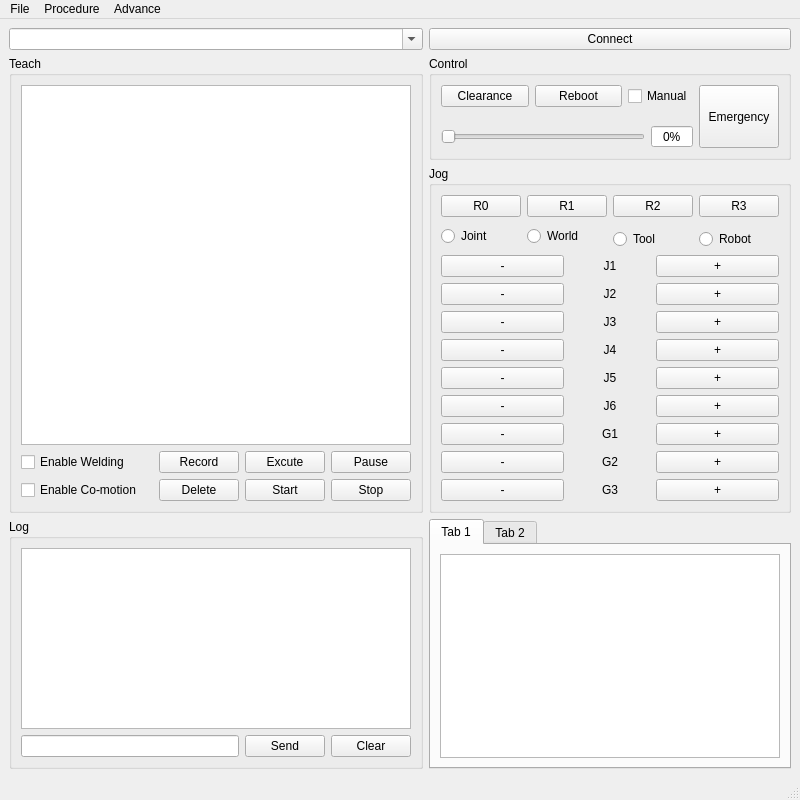
Old version of the form src/ui/forms/mainWindow.ui in the repository lazyshawn/NeoRobotController.
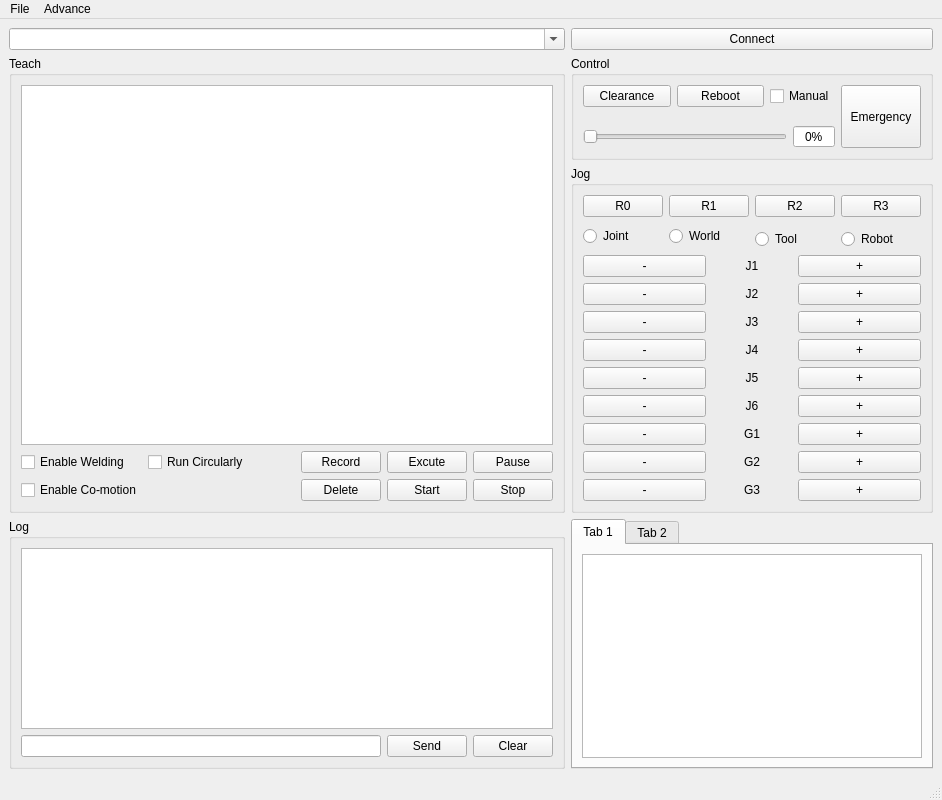
New version of the form.

Patch:
```diff
--- a/src/ui/forms/mainWindow.ui
+++ b/src/ui/forms/mainWindow.ui
@@ -863,24 +863,43 @@
     </item>
     <item row="1" column="0" rowspan="2">
      <widget class="QGroupBox" name="groupBox">
+      <property name="sizePolicy">
+       <sizepolicy hsizetype="Minimum" vsizetype="Preferred">
+        <horstretch>0</horstretch>
+        <verstretch>0</verstretch>
+       </sizepolicy>
+      </property>
       <property name="title">
        <string>Teach</string>
       </property>
       <layout class="QGridLayout" name="gridLayout">
-       <item row="2" column="3">
-        <widget class="QPushButton" name="pushButton_7">
+       <item row="2" column="2">
+        <spacer name="horizontalSpacer">
+         <property name="orientation">
+          <enum>Qt::Horizontal</enum>
+         </property>
+         <property name="sizeHint" stdset="0">
+          <size>
+           <width>40</width>
+           <height>20</height>
+          </size>
+         </property>
+        </spacer>
+       </item>
+       <item row="3" column="5">
+        <widget class="QPushButton" name="pushButton_6">
          <property name="sizePolicy">
-          <sizepolicy hsizetype="Maximum" vsizetype="Fixed">
+          <sizepolicy hsizetype="Minimum" vsizetype="Minimum">
            <horstretch>0</horstretch>
            <verstretch>0</verstretch>
           </sizepolicy>
          </property>
          <property name="text">
-          <string>Excute</string>
+          <string>Stop</string>
          </property>
         </widget>
        </item>
-       <item row="0" column="0" colspan="5">
+       <item row="0" column="0" colspan="6">
         <widget class="QTableWidget" name="tableWidget">
          <property name="verticalScrollMode">
           <enum>QAbstractItemView::ScrollPerPixel</enum>
@@ -890,34 +909,7 @@
          </property>
         </widget>
        </item>
-       <item row="3" column="0">
-        <widget class="QCheckBox" name="checkBox_19">
-         <property name="text">
-          <string>Enable Co-motion</string>
-         </property>
-        </widget>
-       </item>
-       <item row="2" column="4">
-        <widget class="QPushButton" name="pushButton_5">
-         <property name="sizePolicy">
-          <sizepolicy hsizetype="Maximum" vsizetype="Fixed">
-           <horstretch>0</horstretch>
-           <verstretch>0</verstretch>
-          </sizepolicy>
-         </property>
-         <property name="text">
-          <string>Pause</string>
-         </property>
-        </widget>
-       </item>
-       <item row="3" column="3">
-        <widget class="QPushButton" name="pushButton_4">
-         <property name="text">
-          <string>Start</string>
-         </property>
-        </widget>
-       </item>
-       <item row="2" column="2">
+       <item row="2" column="3">
         <widget class="QPushButton" name="pushButton_2">
          <property name="sizePolicy">
           <sizepolicy hsizetype="Maximum" vsizetype="Fixed">
@@ -930,13 +922,6 @@
          </property>
         </widget>
        </item>
-       <item row="3" column="2">
-        <widget class="QPushButton" name="pushButton_3">
-         <property name="text">
-          <string>Delete</string>
-         </property>
-        </widget>
-       </item>
        <item row="2" column="0">
         <widget class="QCheckBox" name="checkBox">
          <property name="sizePolicy">
@@ -950,31 +935,59 @@
          </property>
         </widget>
        </item>
+       <item row="3" column="3">
+        <widget class="QPushButton" name="pushButton_3">
+         <property name="text">
+          <string>Delete</string>
+         </property>
+        </widget>
+       </item>
+       <item row="2" column="5">
+        <widget class="QPushButton" name="pushButton_5">
+         <property name="sizePolicy">
+          <sizepolicy hsizetype="Maximum" vsizetype="Fixed">
+           <horstretch>0</horstretch>
+           <verstretch>0</verstretch>
+          </sizepolicy>
+         </property>
+         <property name="text">
+          <string>Pause</string>
+         </property>
+        </widget>
+       </item>
        <item row="3" column="4">
-        <widget class="QPushButton" name="pushButton_6">
+        <widget class="QPushButton" name="pushButton_4">
+         <property name="text">
+          <string>Start</string>
+         </property>
+        </widget>
+       </item>
+       <item row="2" column="4">
+        <widget class="QPushButton" name="pushButton_7">
          <property name="sizePolicy">
-          <sizepolicy hsizetype="Minimum" vsizetype="Minimum">
+          <sizepolicy hsizetype="Maximum" vsizetype="Fixed">
            <horstretch>0</horstretch>
            <verstretch>0</verstretch>
           </sizepolicy>
          </property>
          <property name="text">
-          <string>Stop</string>
+          <string>Excute</string>
+         </property>
+        </widget>
+       </item>
+       <item row="3" column="0">
+        <widget class="QCheckBox" name="checkBox_19">
+         <property name="text">
+          <string>Enable Co-motion</string>
          </property>
         </widget>
        </item>
        <item row="2" column="1">
-        <spacer name="horizontalSpacer">
-         <property name="orientation">
-          <enum>Qt::Horizontal</enum>
+        <widget class="QCheckBox" name="checkBox_20">
+         <property name="text">
+          <string>Run Circularly</string>
          </property>
-         <property name="sizeHint" stdset="0">
-          <size>
-           <width>40</width>
-           <height>20</height>
-          </size>
-         </property>
-        </spacer>
+        </widget>
        </item>
       </layout>
      </widget>
@@ -997,13 +1010,6 @@
     <addaction name="actionOpen_Project"/>
     <addaction name="actionSave_Project"/>
     <addaction name="actionSave_As"/>
-    <addaction name="actionClose"/>
-   </widget>
-   <widget class="QMenu" name="menuProcedure">
-    <property name="title">
-     <string>Procedure</string>
-    </property>
-    <addaction name="actionConfigure"/>
    </widget>
    <widget class="QMenu" name="menuAdvance">
     <property name="title">
@@ -1012,7 +1018,6 @@
     <addaction name="actionAxis_Configure"/>
    </widget>
    <addaction name="menuFile"/>
-   <addaction name="menuProcedure"/>
    <addaction name="menuAdvance"/>
   </widget>
   <widget class="QStatusBar" name="statusbar"/>
```
Left out of the diff: 44 changed lines with no effect on the pictures.
